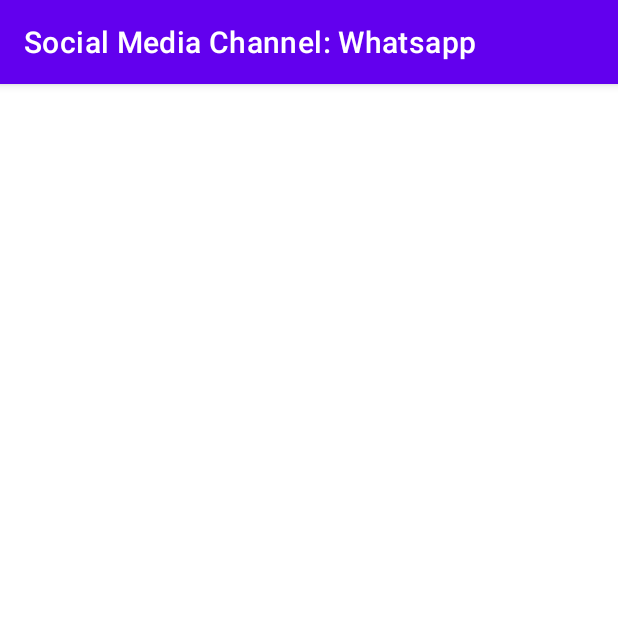
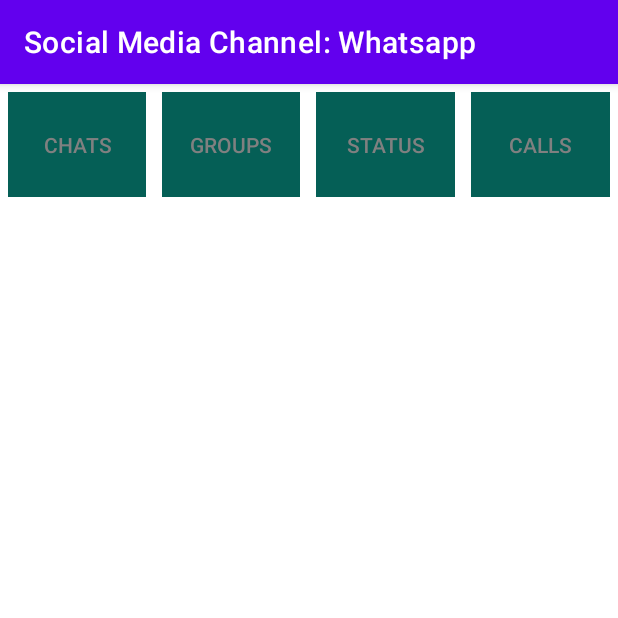
Before and after one commit to Joanina-Mulwa/AndroidApplications, an Android app: the Whatsapp screen opened directly, with no data from a screen before it, on a phone screen of 412 x 824 dp, the top half of it. Run offline under Robolectric (Android 15) with nearby library versions, the phone set to English and light mode, and no system bars.

Commit message:
Updated Whatsapp section

```diff
--- a/ListViewDetails/app/src/main/java/com/example/listviewdetails/Whatsapp.java
+++ b/ListViewDetails/app/src/main/java/com/example/listviewdetails/Whatsapp.java
@@ -3,12 +3,28 @@ package com.example.listviewdetails;
 import androidx.appcompat.app.AppCompatActivity;
 
 import android.os.Bundle;
+import android.view.View;
+import android.widget.Button;
+import android.widget.Toast;
 
 public class Whatsapp extends AppCompatActivity {
-
+    Button chats,groups,status,calls;
     @Override
     protected void onCreate(Bundle savedInstanceState) {
         super.onCreate(savedInstanceState);
         setContentView(R.layout.activity_whatsapp);
+
+        chats = findViewById(R.id.chats);
+        groups = findViewById(R.id.groups);
+        status = findViewById(R.id.status);
+        calls = findViewById(R.id.calls);
+
+        chats.setOnClickListener(new View.OnClickListener() {
+            @Override
+            public void onClick(View view) {
+                Toast.makeText(getApplicationContext(), "Chats", Toast.LENGTH_SHORT).show();
+            }
+        });
+
     }
 }
--- a/ListViewDetails/app/src/main/res/layout/activity_whatsapp.xml
+++ b/ListViewDetails/app/src/main/res/layout/activity_whatsapp.xml
@@ -1,9 +1,70 @@
 <?xml version="1.0" encoding="utf-8"?>
-<androidx.constraintlayout.widget.ConstraintLayout xmlns:android="http://schemas.android.com/apk/res/android"
+<androidx.appcompat.widget.LinearLayoutCompat xmlns:android="http://schemas.android.com/apk/res/android"
     xmlns:app="http://schemas.android.com/apk/res-auto"
     xmlns:tools="http://schemas.android.com/tools"
     android:layout_width="match_parent"
     android:layout_height="match_parent"
     tools:context=".Whatsapp">
 
-</androidx.constraintlayout.widget.ConstraintLayout>
+    <TableLayout
+        android:layout_width="match_parent"
+        android:layout_height="match_parent"
+        android:orientation="horizontal">
+
+        <TableRow
+            android:layout_width="match_parent"
+            android:layout_height="match_parent" >
+
+            <androidx.appcompat.widget.AppCompatButton
+                android:id="@+id/chats"
+                android:text="@string/chats"
+                style="@style/Widget.AppCompat.Button.Borderless"
+                android:textColor="#808080"
+                android:background="#055F56"
+                android:layout_width="0dp"
+                android:layout_height="70dp"
+                android:layout_margin="5dp"
+                android:layout_weight="1"/>
+
+            <androidx.appcompat.widget.AppCompatButton
+                android:id="@+id/groups"
+                android:text="@string/groups"
+                style="@style/Widget.AppCompat.Button.Borderless"
+                android:textColor="#808080"
+                android:background="#055F56"
+                android:layout_width="0dp"
+                android:layout_height="70dp"
+                android:layout_margin="5dp"
+                android:layout_weight="1"/>
+
+            <androidx.appcompat.widget.AppCompatButton
+                android:id="@+id/status"
+                android:text="@string/status"
+                style="@style/Widget.AppCompat.Button.Borderless"
+                android:textColor="#808080"
+                android:background="#055F56"
+                android:layout_width="0dp"
+                android:layout_height="70dp"
+                android:layout_margin="5dp"
+                android:layout_weight="1"
+                 />
+
+            <androidx.appcompat.widget.AppCompatButton
+                android:id="@+id/calls"
+                android:text="@string/calls"
+                style="@style/Widget.AppCompat.Button.Borderless"
+                android:textColor="#808080"
+                android:background="#055F56"
+                android:layout_width="0dp"
+                android:layout_height="70dp"
+                android:layout_margin="5dp"
+                android:layout_weight="1"
+                 />
+
+        </TableRow>
+
+
+
+    </TableLayout>
+
+</androidx.appcompat.widget.LinearLayoutCompat>
--- a/ListViewDetails/app/src/main/res/values/strings.xml
+++ b/ListViewDetails/app/src/main/res/values/strings.xml
@@ -1,11 +1,22 @@
 <resources>
     <string name="app_name">Social Media Channels</string>
+
+    <string name="facebook">Social Media Channel: Facebook</string>
     <string name="list_view">ListView</string>
-    <string name="facebook">Social Media Channel: Facebook</string>
+
     <string name="whatsapp">Social Media Channel: Whatsapp</string>
+    <string name="chats">Chats</string>
+    <string name="groups">Groups</string>
+    <string name="status">Status</string>
+    <string name="calls">Calls</string>
+
     <string name="youtube">Social Media Channel: Youtube</string>
+
     <string name="tiktok">Social Media Channel: Tiktok</string>
+
     <string name="vid_mate">Social Media Channel: Vid-mate</string>
+
     <string name="tube_mate">Social Media Channel: Tube-mate</string>
+
     <string name="text_View">Welcome To Facebook</string>
 </resources>
```
